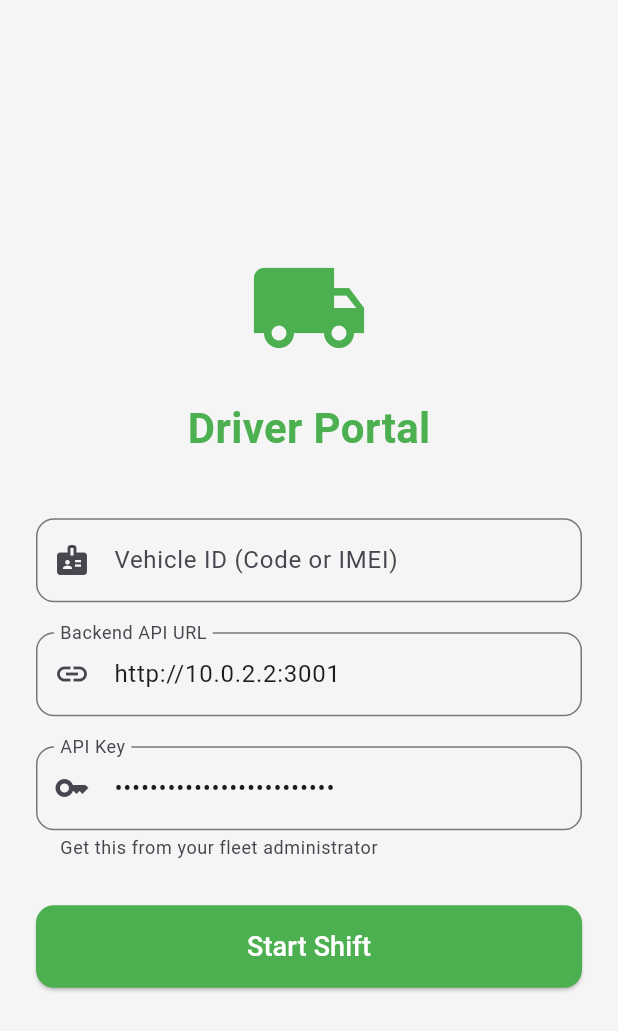
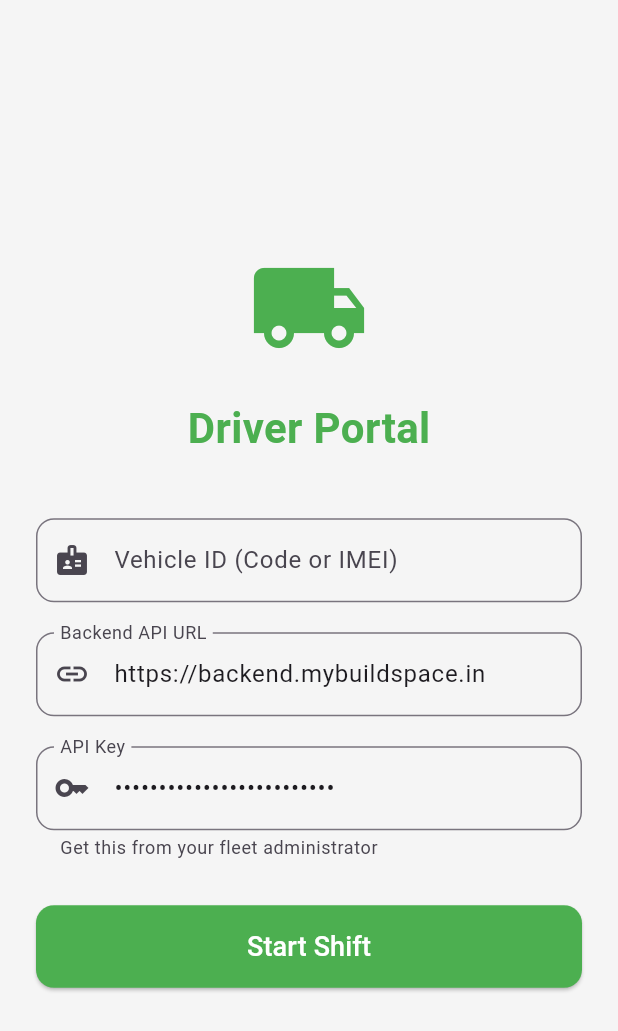
Before and after one commit to madhwendrashukla/E-Van-Tracker, a Flutter app: the screen it shows after launch, on a phone screen of 412 x 824 dp. Shown: the top 1031 px of the screen. Run offline on Flutter 3.47's test engine with Material 3 defaults, Android fonts, the phone set to English and light mode, and no system bars; our stand-ins replace geolocator, permission_handler, shared_preferences, sqflite; missing offline and left inert: flutter_background_service, flutter_background_service_android; accounts and stored records are empty.

Commit message:
chore: update backend url to production domain

```diff
--- a/kachra_driver_app/lib/main.dart
+++ b/kachra_driver_app/lib/main.dart
@@ -295,7 +295,7 @@ class DriverLoginScreen extends StatefulWidget {
 
 class _DriverLoginScreenState extends State<DriverLoginScreen> {
   final _vehicleCodeController = TextEditingController();
-  final _apiUrlController = TextEditingController(text: 'http://10.0.2.2:3001');
+  final _apiUrlController = TextEditingController(text: 'https://backend.mybuildspace.in');
   final _apiKeyController = TextEditingController(text: 'default-secret-driver-key');
 
   @override
```
Also changed, not shown: 1 other file.
